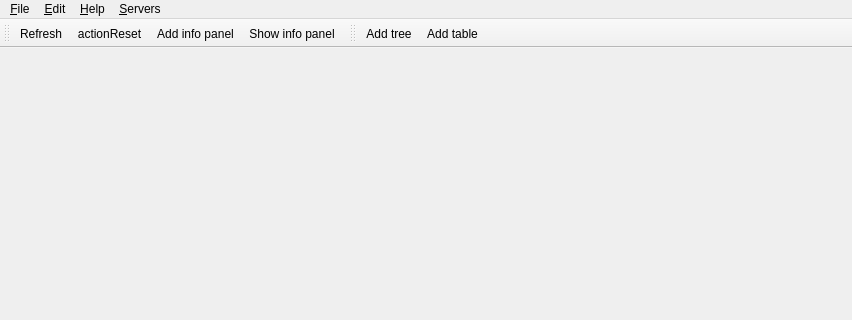
ecmwf/ecflow, file Viewer/src/MainWindow.ui: the form before one commit; both pictures show x 0 to 852 and y 0 to 320 of the 852 by 675 pixel window.
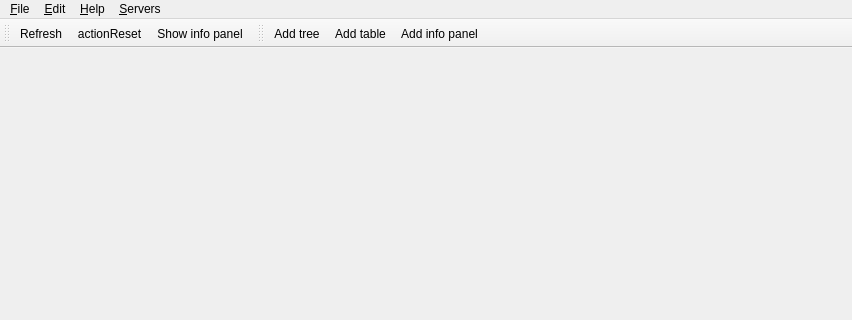
The form after the commit. Icons and pictures are not drawn.

Commit message: Viewer: VInfo should observe the changes in the server ECFLOW-349

Patch:
```diff
--- a/Viewer/src/MainWindow.ui
+++ b/Viewer/src/MainWindow.ui
@@ -85,7 +85,6 @@
    </attribute>
    <addaction name="actionRefresh"/>
    <addaction name="actionReset"/>
-   <addaction name="actionAddInfoPanel"/>
    <addaction name="actionShowInInfoPanel"/>
   </widget>
   <widget class="QToolBar" name="toolBar">
@@ -100,6 +99,7 @@
    </attribute>
    <addaction name="actionAddTreeWidget"/>
    <addaction name="actionAddTableWidget"/>
+   <addaction name="actionAddInfoPanel"/>
   </widget>
   <action name="actionClose">
    <property name="icon">
```
Left out of the diff: 28 changed lines with no effect on the pictures. The commit also changes 16 other files.
